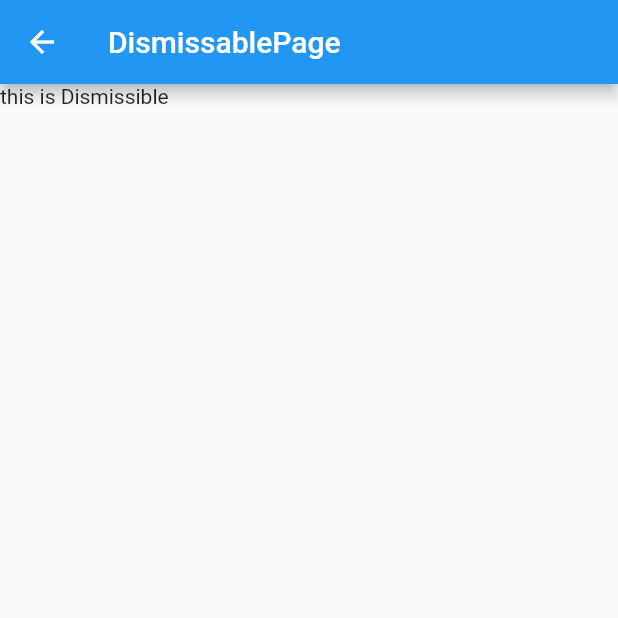
After one commit to songshitong/flutterdemo, a Flutter app: the screen it shows after launch, scrolled down 576 dp, after a tap on "DismissiblePage", on a phone screen of 412 x 824 dp, the top half of it. The commit adds this screen. Run offline on Flutter 3.47's test engine with Material 2 defaults, Android fonts, the light colour scheme and no system bars; our stand-ins replace fixnum; missing offline and left inert: analyzer, annotation_route, build, fish_redux, grpc, protobuf and 1 more.

Commit message:
继承测试 单元测试

```diff
--- a/lib/dart/version_2x/mirror.dart
+++ b/lib/dart/version_2x/mirror.dart
@@ -1,2 +1,2 @@
 //todo 反射
-//todo 自定义注解
+//proxy
--- a/lib/flutter/pages/page_home.dart
+++ b/lib/flutter/pages/page_home.dart
@@ -19,6 +19,7 @@ import 'package:flutterdemo/flutter/widget/container/padding.dart';
 import 'package:flutterdemo/flutter/widget/container/transformation_widget.dart';
 import 'package:flutterdemo/flutter/widget/customwidget/CanvasWidget.dart';
 import 'package:flutterdemo/flutter/widget/customwidget/buttom_btn.dart';
+import 'package:flutterdemo/flutter/widget/functionwidget/dismissible.dart';
 import 'package:flutterdemo/flutter/widget/functionwidget/futurebuilder.dart';
 import 'package:flutterdemo/flutter/widget/functionwidget/inherited_widget.dart';
 import 'package:flutterdemo/flutter/widget/functionwidget/will_pop_scope.dart';
@@ -91,15 +92,20 @@ class _HomeState extends State<Home> {
             BottomNavigationBarItem(icon: Icon(Icons.add), title: buildText(4)),
           ]),
       body: SingleChildScrollView(
+        key: Key("long_list"),
         child: Column(
           children: <Widget>[
             FlatButton(
+                key: Key("FlatButton"),
                 onPressed: () {
                   Navigator.push(context, MaterialPageRoute(builder: (context) {
                     return TextPage();
                   }));
                 },
-                child: Text("text")),
+                child: Text(
+                  "text",
+                  key: Key("FlatButtonChild"),
+                )),
             FlatButton(
                 onPressed: () {
                   Navigator.push(context, MaterialPageRoute(builder: (context) {
@@ -272,6 +278,13 @@ class _HomeState extends State<Home> {
                   }));
                 },
                 child: Text("widget数据共享")),
+            FlatButton(
+                onPressed: () {
+                  Navigator.push(context, MaterialPageRoute(builder: (context) {
+                    return DismissiblePage();
+                  }));
+                },
+                child: Text("DismissiblePage")),
             Text("动画animation ----------------------- "),
             FlatButton(
                 onPressed: () {
@@ -348,12 +361,13 @@ class _HomeState extends State<Home> {
                 },
                 child: Text("咸鱼 annotation route")),
             FlatButton(
+                key: Key("list_last"),
                 onPressed: () {
                   Navigator.push(context, MaterialPageRoute(builder: (context) {
                     return FishReduxPageWidget();
                   }));
                 },
-                child: Text("咸鱼 fish_redux")),
+                child: Text("咸鱼 fish_redux", key: Key("list_last_text"))),
           ],
         ),
       ),
--- /dev/null
+++ b/lib/flutter/widget/functionwidget/dismissible.dart
@@ -0,0 +1,34 @@
+import 'package:flutter/material.dart';
+
+//Dismissible  滑动将子widget移除，本身一直在
+class DismissiblePage extends StatefulWidget {
+  @override
+  _DismissablePageState createState() => _DismissablePageState();
+}
+
+class _DismissablePageState extends State<DismissiblePage> {
+  @override
+  Widget build(BuildContext context) {
+    return Scaffold(
+      appBar: AppBar(
+        title: Text("DismissablePage"),
+      ),
+      body: Column(
+        children: <Widget>[
+          Dismissible(
+            key: Key("Dismissible"),
+            child: Text("this is Dismissible"),
+            //右滑背景
+            background: Container(
+              decoration: BoxDecoration(color: Colors.grey),
+            ),
+            //左滑背景 只有在background设置后才能设置
+            secondaryBackground: Container(
+              decoration: BoxDecoration(color: Colors.green),
+            ),
+          )
+        ],
+      ),
+    );
+  }
+}
--- a/lib/flutter/widget/othors.dart
+++ b/lib/flutter/widget/othors.dart
@@ -46,6 +46,8 @@ import 'package:flutter/material.dart';
 /// 文字动画实现可以用Matrix4和Vector3，比较高级（这个在TabBar用上了）
 ///
 /// todo 线性插值
+///
+///todo Dismissible
 void main() {
   Visibility(
     child: LayoutBuilder(builder: null),
--- a/pubspec.yaml
+++ b/pubspec.yaml
@@ -20,6 +20,7 @@ dependencies:
   fish_redux: ^0.1.3
   grpc: ^1.0.1
   protobuf: ^0.13.4
+  http: ^0.12.0+2
 
 
 
@@ -29,8 +30,12 @@ dependencies:
   cupertino_icons: ^0.1.2
 
 dev_dependencies:
+  flutter_driver:
+    sdk: flutter
   flutter_test:
     sdk: flutter
+  test: any
+  mockito: ^4.0.0
   build_runner: ^1.2.8
 
 # For information on the generic Dart part of this file, see the
```
Also changed, not shown: lib/dart/version_2x/ClassDemo.dart (+24 -1 lines), lib/flutter/source/repaint_boundary_analysis.dart (added, +34 -0 lines), lib/flutter/widget/text.dart (+12 -7 lines), test_driver/integration_tests/app.dart (added, +28 -0 lines), test_driver/integration_tests/app_test.dart (added, +69 -0 lines), 6 other files.
